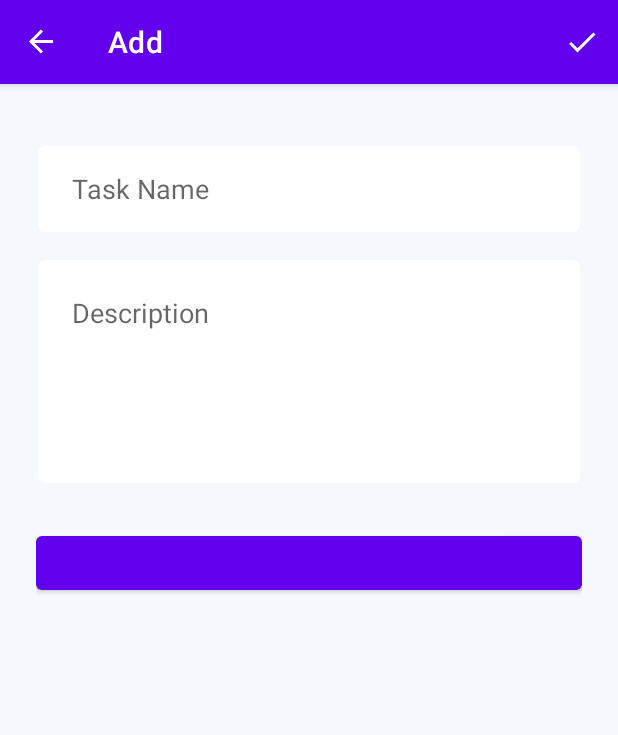
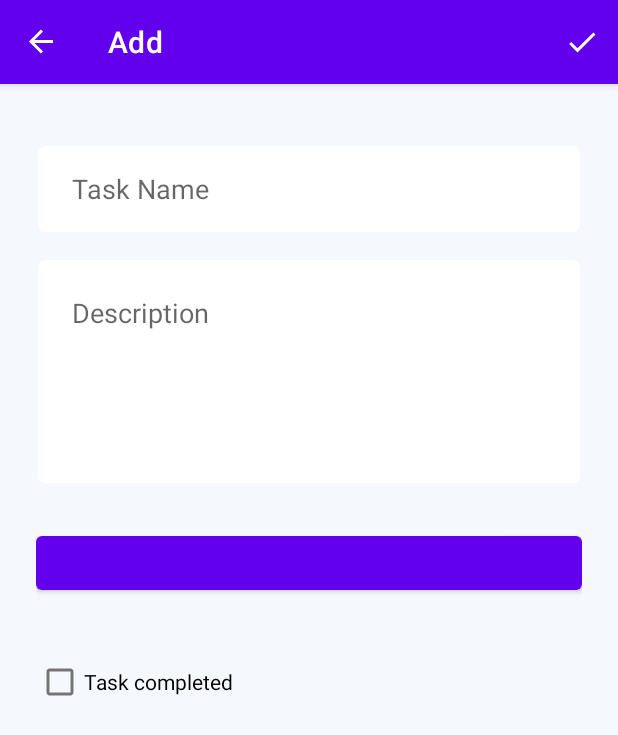
Before and after one commit to ThanaCS/To-Do-List, an Android app: the AddFragment screen opened through its navigation route, after a tap on "Add", on a phone screen of 412 x 824 dp. Shown: the top 735 px of the screen. Run offline under Robolectric (Android 15) with nearby library versions, the phone set to English and light mode, and no system bars; our stand-ins replace navigation-ui; 2 statements that could not run were skipped.

```diff
--- a/app/src/main/java/com/thanaa/to_do_list/fragment/add/AddFragment.kt
+++ b/app/src/main/java/com/thanaa/to_do_list/fragment/add/AddFragment.kt
@@ -1,26 +1,69 @@
 package com.thanaa.to_do_list.fragment.add
 
 import android.os.Bundle
+import android.text.TextUtils
 import android.view.*
+import android.widget.Toast
 import androidx.fragment.app.Fragment
+import androidx.fragment.app.viewModels
+import androidx.navigation.fragment.findNavController
 import com.thanaa.to_do_list.R
-
+import com.thanaa.to_do_list.data.models.TodoData
+import com.thanaa.to_do_list.data.viewmodel.TodoViewModel
+import kotlinx.android.synthetic.main.fragment_add.*
+import java.util.*
 
 class AddFragment : Fragment() {
+    private val mToDoViewModel: TodoViewModel by viewModels()
 
     override fun onCreateView(
-        inflater: LayoutInflater, container: ViewGroup?,
-        savedInstanceState: Bundle?
+        inflater: LayoutInflater, container: ViewGroup?, savedInstanceState: Bundle?
     ): View? {
-
 
         val view = inflater.inflate(R.layout.fragment_add, container, false)
         setHasOptionsMenu(true)
+
+
         return view
     }
 
 
     override fun onCreateOptionsMenu(menu: Menu, inflater: MenuInflater) {
-        inflater.inflate(R.menu.add_fragment_menu,menu)
+        inflater.inflate(R.menu.add_fragment_menu, menu)
     }
+
+    override fun onOptionsItemSelected(item: MenuItem): Boolean {
+        if (item.itemId == R.id.menu_add) {
+            insertDataToDb()
+        }
+        return super.onOptionsItemSelected(item)
+    }
+
+    private fun insertDataToDb() {
+        val mTitle = title.text.toString()
+        val mDescription = description.text.toString()
+        val mDate = date.text.toString() as Date
+        val mIsCompleted = isCompleted.text.toString() as Boolean
+        val validation = verifyDataFormUser(mTitle, mDescription)
+        if (validation) {
+            //not null insert to database
+            val newData = TodoData(0, mTitle, mDescription, mDate, mIsCompleted)
+            mToDoViewModel.insertData(newData)
+            Toast.makeText(requireContext(), "Successfully Added ", Toast.LENGTH_SHORT).show()
+            findNavController().navigate((R.id.action_addFragment_to_listFragment))
+        } else {
+            Toast.makeText(requireContext(), "Field are empty", Toast.LENGTH_SHORT).show()
+        }
+
+    }
+
+    private fun verifyDataFormUser(title: String, description: String): Boolean {
+        return if (TextUtils.isEmpty(title) || TextUtils.isEmpty(description)) {
+            false
+        } else !(title.isEmpty() || description.isEmpty())
+
+
+    }
+
+
 }
--- a/app/src/main/res/layout/fragment_add.xml
+++ b/app/src/main/res/layout/fragment_add.xml
@@ -53,6 +53,15 @@
         app:layout_constraintTop_toBottomOf="@+id/description"
         tools:text="Wed Nov 14 11:56 EST 2018" />
 
+    <CheckBox
+        android:id="@+id/isCompleted"
+        android:layout_width="match_parent"
+        android:layout_height="wrap_content"
+        android:text="@string/task_completed"
+        app:layout_constraintBottom_toBottomOf="parent"
+        app:layout_constraintTop_toBottomOf="@+id/date"
+        app:layout_constraintVertical_bias="0.088"
+        tools:layout_editor_absoluteX="22dp" />
 
 
 </androidx.constraintlayout.widget.ConstraintLayout>
--- a/app/src/main/res/layout/fragment_update.xml
+++ b/app/src/main/res/layout/fragment_update.xml
@@ -53,7 +53,7 @@
         tools:text="Wed Nov 14 11:56 EST 2018" />
 
     <CheckBox
-        android:id="@+id/current_iscompleted"
+        android:id="@+id/current_isCompleted"
         android:layout_width="match_parent"
         android:layout_height="wrap_content"
         android:text="@string/task_completed"
```
Also changed, not shown: app/src/main/java/com/thanaa/to_do_list/fragment/DatePickerFragment.kt (added, +54 -0 lines).
